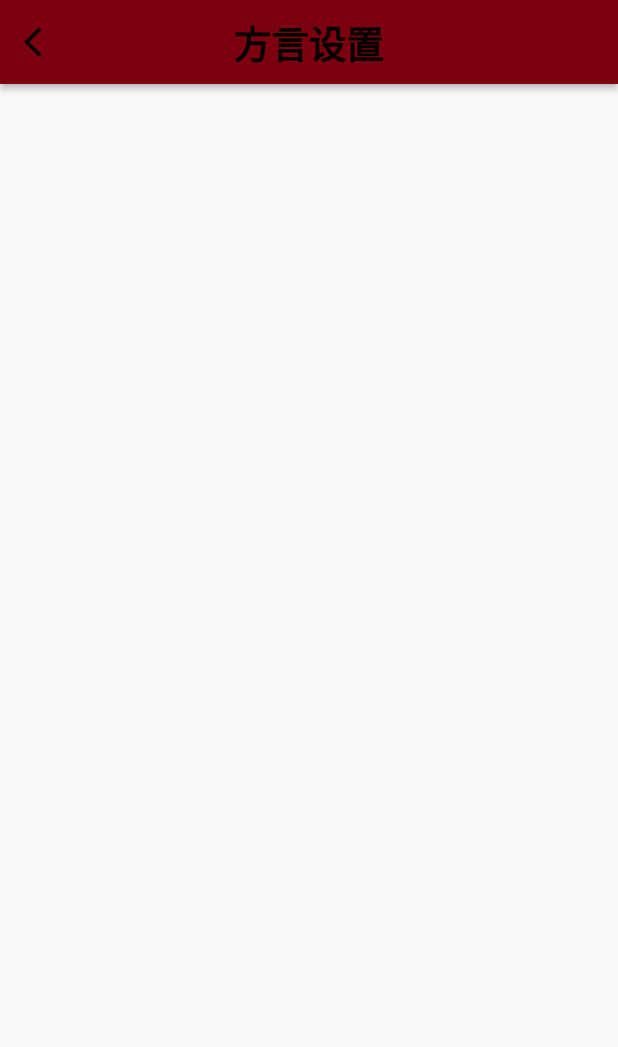
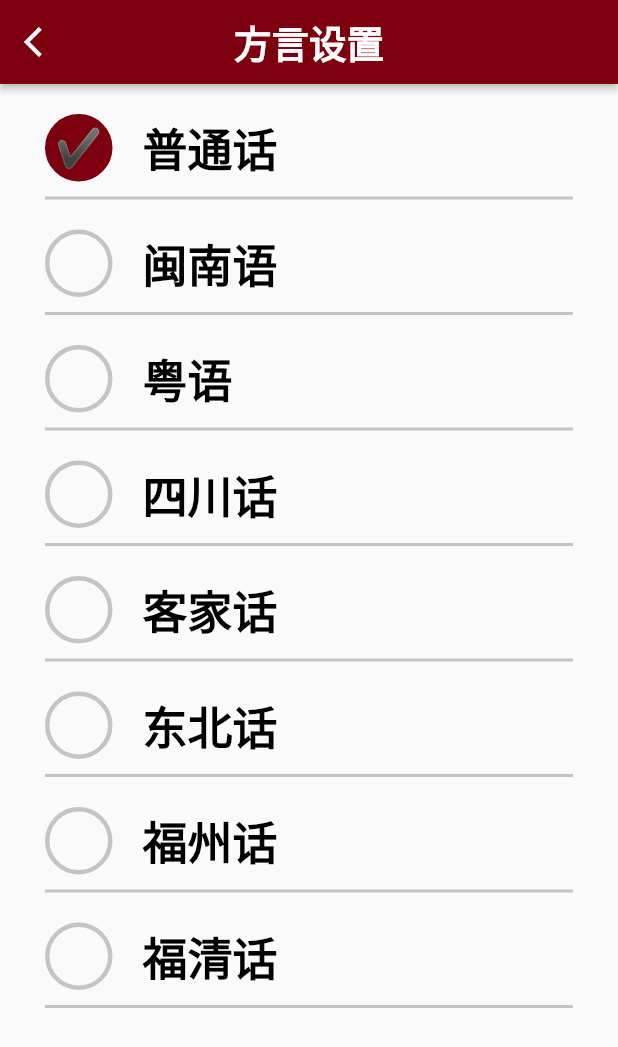
Before and after one commit to Dr0sophila/zhaoxiban, a Flutter app: the Language screen opened by its route, on a phone screen of 412 x 824 dp. Shown: the top 1047 px of the screen. Run offline on Flutter 3.47's test engine with Material 2 defaults, Android fonts, the phone set to English and light mode, and no system bars; our stand-ins replace dio, fluro, flutter_easyloading, shared_preferences; accounts and stored records are empty; Roboto replaces fonts that are missing (SHS, weird).

Commit message:
language setting

```diff
--- a/lib/main.dart
+++ b/lib/main.dart
@@ -4,6 +4,7 @@ import 'package:flutter/services.dart';
 import 'package:flutter_easyloading/flutter_easyloading.dart';
 import 'package:zhaoxiban/pages/homepage/provider/functionProvider.dart';
 import 'package:provider/provider.dart';
+import 'package:zhaoxiban/pages/language/provider/languageProvider.dart';
 import 'config/routers/routers.dart';
 import 'pages/homepage/page/HomePage.dart';
 
@@ -15,14 +16,16 @@ void main() async {
   ]);
 
   final functiondata = FunctionList();
+  final languagedata = Language();
   await functiondata.synchronize();
 
   runApp(
     MultiProvider(
       providers: [
         ChangeNotifierProvider.value(value: functiondata),
+        ChangeNotifierProvider.value(value: languagedata),
       ],
-      child: MyApp(),
+      child: const MyApp(),
     ),
   );
 }
--- a/lib/pages/alarmpage/page/alarm.dart
+++ b/lib/pages/alarmpage/page/alarm.dart
@@ -1,4 +1,4 @@
-import 'package:flutter/material.dart';import 'package:location/location.dart';
+import 'package:flutter/material.dart';
 
 class Alarm extends StatefulWidget {
   const Alarm({Key? key}) : super(key: key);
@@ -9,29 +9,7 @@ class Alarm extends StatefulWidget {
 
 class _AlarmState extends State<Alarm> {
   @override
-  Widget build(BuildContext context) {Location location = new Location();
-
-bool _serviceEnabled;
-PermissionStatus _permissionGranted;
-LocationData _locationData;
-
-_serviceEnabled = await location.serviceEnabled();
-if (!_serviceEnabled) {
-  _serviceEnabled = await location.requestService();
-  if (!_serviceEnabled) {
-    return;
-  }
-}
-
-_permissionGranted = await location.hasPermission();
-if (_permissionGranted == PermissionStatus.denied) {
-  _permissionGranted = await location.requestPermission();
-  if (_permissionGranted != PermissionStatus.granted) {
-    return;
-  }
-}
-
-_locationData = await location.getLocation();
+  Widget build(BuildContext context) {
     return Scaffold(
         appBar: AppBar(
           backgroundColor: const Color.fromRGBO(196, 35, 35, 1),
--- /dev/null
+++ b/lib/pages/language/model/customRadio.dart
@@ -0,0 +1,127 @@
+import 'package:flutter/material.dart';
+import 'package:provider/provider.dart';
+import 'package:zhaoxiban/pages/language/provider/languageProvider.dart';
+
+class CustomRadio extends StatefulWidget {
+  @override
+  createState() {
+    return  CustomRadioState();
+  }
+}
+
+class CustomRadioState extends State<CustomRadio> {
+  List<RadioModel> sampleData = <RadioModel>[];
+  String language='普通话';//选择的方言
+  @override
+  void initState() {
+    // TODO: implement initState
+    super.initState();
+    sampleData.add( RadioModel(true, '✔', '普通话'));
+    sampleData.add( RadioModel(false, '✔', '闽南语'));
+    sampleData.add( RadioModel(false, '✔', '粤语'));
+    sampleData.add( RadioModel(false, '✔', '四川话'));
+    sampleData.add( RadioModel(false, '✔', '客家话'));
+    sampleData.add( RadioModel(false, '✔', '东北话'));
+    sampleData.add( RadioModel(false, '✔', '福州话'));
+    sampleData.add( RadioModel(false, '✔', '福清话'));
+  }
+
+  @override
+  Widget build(BuildContext context) {
+    return  Container(
+      child: Consumer<Language>(
+      builder: (context, funcLanguage, child) {
+        return ListView.builder(
+          itemCount: sampleData.length,
+          itemBuilder: (BuildContext context, int index) {
+            return InkWell(
+
+              //highlightColor: Colors.red,
+              splashColor: Color.fromRGBO(125, 0, 15, 1),
+              onTap: () {
+                setState(() {
+                  sampleData.forEach((element) => element.isSelected = false);
+                  sampleData[index].isSelected = true;
+                  language = sampleData[index].text;
+                  funcLanguage.getLanguage(language);
+                  print(language);
+                });
+              },
+              child: new RadioItem(sampleData[index]),
+            );
+          },
+        );
+      }
+      ));
+  }
+}
+
+class RadioItem extends StatelessWidget {
+  final RadioModel _item;
+  RadioItem(this._item);
+  @override
+  Widget build(BuildContext context) {
+    return  Container(
+      margin: EdgeInsets.only(left: 30.0,top:20.0,right:30.0 ),
+      alignment: Alignment.center,
+      decoration:  BoxDecoration(
+        border: Border(
+          bottom: BorderSide(
+            width: 2.0,
+            color: Color.fromRGBO(196, 196, 196, 1),
+          )
+        )
+      ),
+      child:  Row(
+        mainAxisSize: MainAxisSize.max,
+        children: <Widget>[
+          Container(//单选按钮
+            margin:  EdgeInsets.only(bottom: 10.0),
+            height: 45.0,
+            width: 45.0,
+            child:  Center(
+              child:  Text(_item.buttonText,
+                  style:  TextStyle(
+                      color:
+                      _item.isSelected ? Colors.white : Colors.transparent,
+                      fontWeight: FontWeight.w900,
+                      fontSize: 25.0,
+                      fontFamily: 'weird'
+                      )),
+            ),
+            decoration:  BoxDecoration(
+              color: _item.isSelected
+                  ? Color.fromRGBO(125, 0, 15, 1)
+                  : Colors.transparent,
+              border:  Border.all(
+                  width: 3.0,
+                  color: _item.isSelected
+                      ? Color.fromRGBO(125, 0, 15, 1)
+                      : Color.fromRGBO(196, 196, 196, 1)),
+              borderRadius: const BorderRadius.all(const Radius.circular(50.0)),
+            ),
+          ),
+          Container(//方言文字
+            margin:  EdgeInsets.only(left: 20.0,bottom: 10.0),
+            child: Text(
+                _item.text,
+                style:  TextStyle(
+                    color:Colors.black,
+                    fontWeight: FontWeight.bold,
+                    fontSize: 30.0,
+                    fontFamily: 'SHS')
+            ),
+          )
+        ],
+      ),
+    );
+  }
+}
+
+class RadioModel {
+  bool isSelected;
+  final String buttonText;
+  final String text;
+
+  RadioModel(this.isSelected, this.buttonText, this.text);
+}
--- a/lib/pages/language/page/language.dart
+++ b/lib/pages/language/page/language.dart
@@ -1,4 +1,6 @@
 import 'package:flutter/material.dart';
+import 'package:zhaoxiban/pages/homepage/page/HomePage.dart';
+import 'package:zhaoxiban/pages/language/model/customRadio.dart';
 
 class Language extends StatefulWidget {
   const Language({Key? key}) : super(key: key);
@@ -14,10 +16,16 @@ class _LanguageState extends State<Language> {
         appBar: AppBar(
           backgroundColor: Color.fromRGBO(125, 0, 15, 1),
           leading: MaterialButton(
-            onPressed: () {},
+            onPressed: () {
+              Navigator.of(context).push(MaterialPageRoute(
+                builder: (context) {
+                  return const HomePage();
+                },
+              ));
+            },
             child: const Icon(
               Icons.arrow_back_ios,
-              color: Colors.black,
+              color: Colors.white,
             ),
           ),
           centerTitle: true,
@@ -25,12 +33,13 @@ class _LanguageState extends State<Language> {
           title: const Text(
             "方言设置",
             style: TextStyle(
-                fontWeight: FontWeight.w900,
-                color: Colors.black,
+                fontWeight: FontWeight.bold,
+                color: Colors.white,
                 fontSize: 25.0,
-                fontFamily: 'weird'),
+                fontFamily: 'SHS'),
           ),
         ),
-        body: Container());
+        body: new CustomRadio()
+        );
   }
 }
--- /dev/null
+++ b/lib/pages/language/provider/languageProvider.dart
@@ -0,0 +1,14 @@
+import 'package:flutter/material.dart';
+import 'package:shared_preferences/shared_preferences.dart';
+
+class Language with ChangeNotifier {
+  String appLanguage='普通话';//存选择的方言
+  void getLanguage(String language)async
+  {
+    appLanguage=language;
+    print(appLanguage);
+    notifyListeners();
+    final data = await SharedPreferences.getInstance();//存入磁盘
+    data.setString('language', appLanguage);
+  }
+}
```
